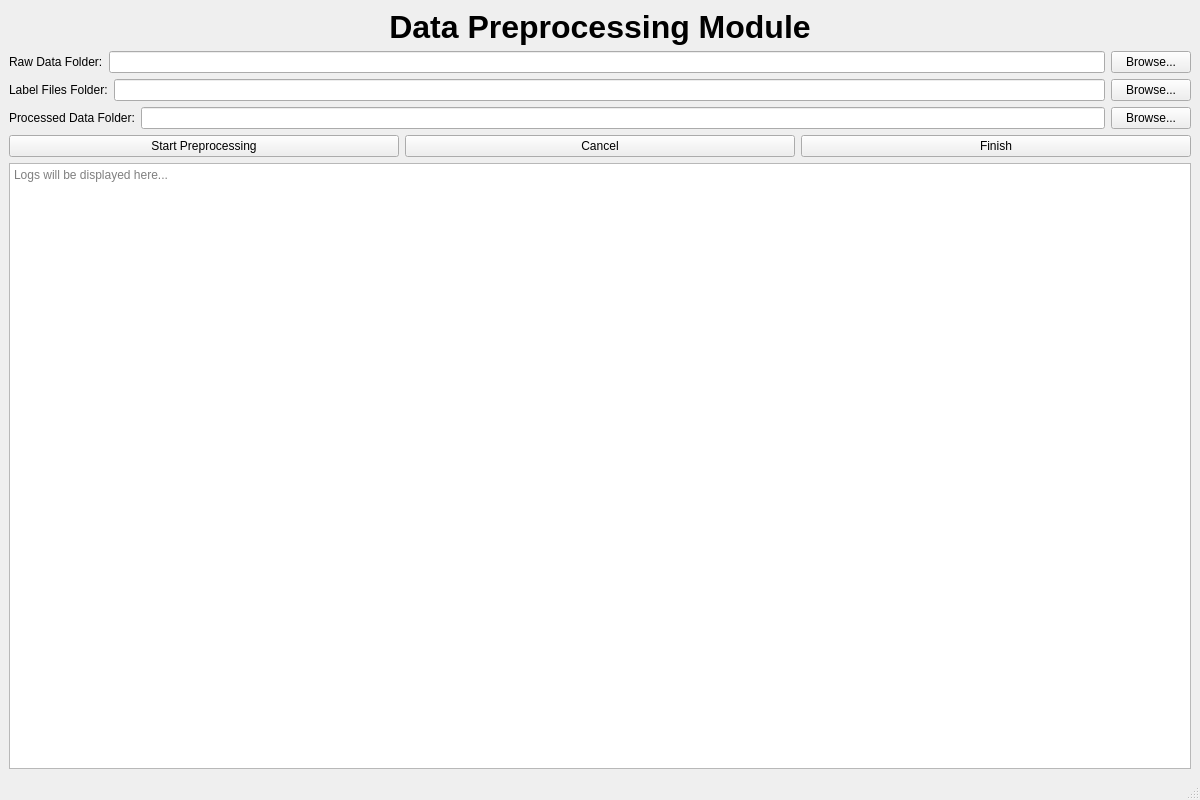
Before: the Qt Designer form labelCloud/labelCloud/resources/interfaces/preprocess_interface.ui in WindowsPointCloud/PointCloudSystem, drawn with Qt 5.
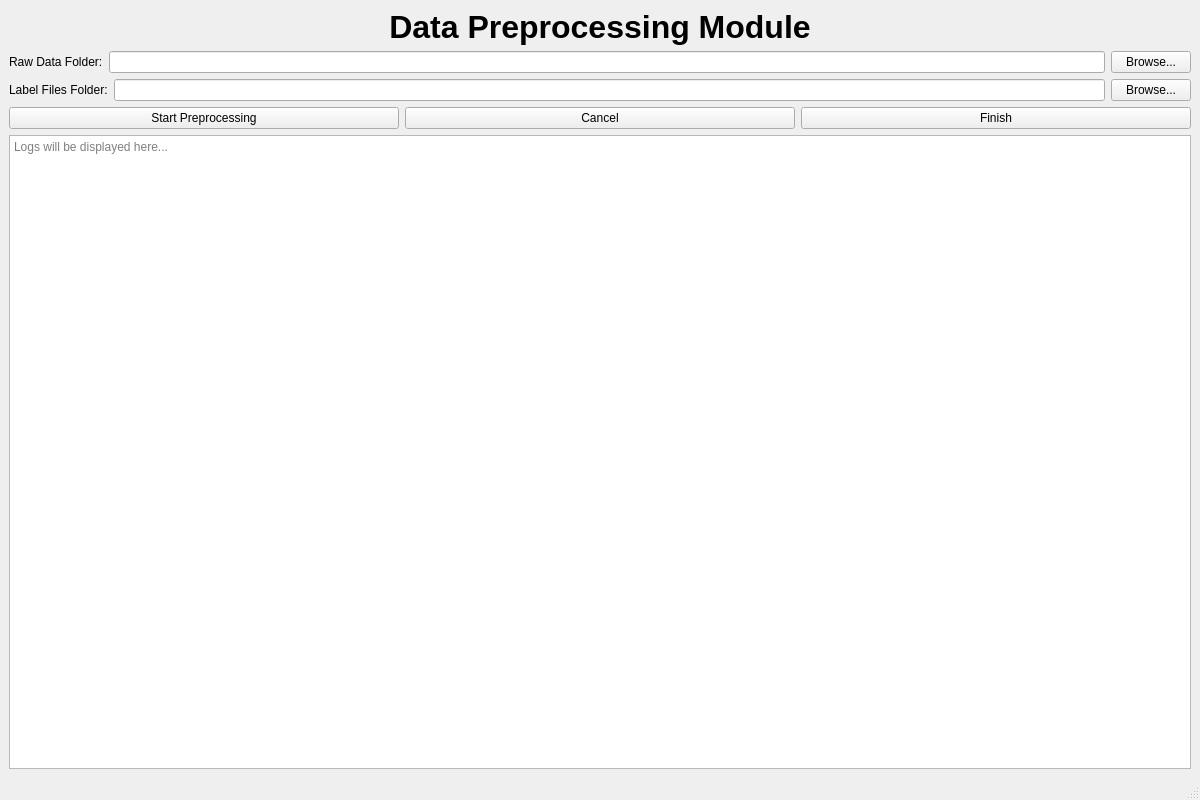
After: the same form once the commit is applied.

```diff
--- a/labelCloud/labelCloud/resources/interfaces/preprocess_interface.ui
+++ b/labelCloud/labelCloud/resources/interfaces/preprocess_interface.ui
@@ -74,27 +74,6 @@
       </item>
      </layout>
     </item>
-    <item>
-     <layout class="QHBoxLayout" name="horizontalLayout_processed_data">
-      <item>
-       <widget class="QLabel" name="label_processed_data">
-        <property name="text">
-         <string>Processed Data Folder:</string>
-        </property>
-       </widget>
-      </item>
-      <item>
-       <widget class="QLineEdit" name="lineEdit_processed_data"/>
-      </item>
-      <item>
-       <widget class="QPushButton" name="button_browse_processed_data">
-        <property name="text">
-         <string>Browse...</string>
-        </property>
-       </widget>
-      </item>
-     </layout>
-    </item>
     <item>
      <layout class="QHBoxLayout" name="horizontalLayout_controls">
       <item>
```
